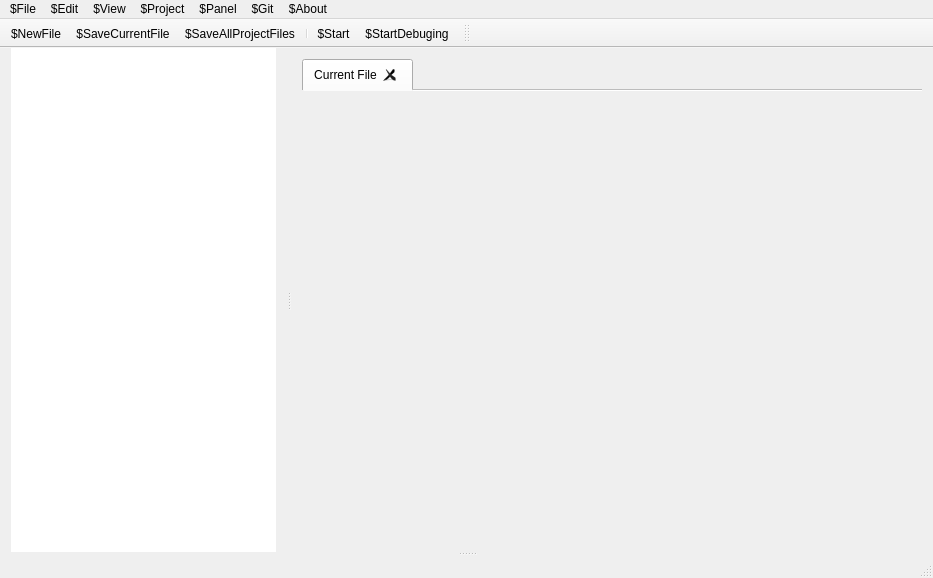
This is newVersion/SmartCode/smartcode.ui in shotInLeg/SmartCode as Qt 5 draws it before an edit. The edited form follows.
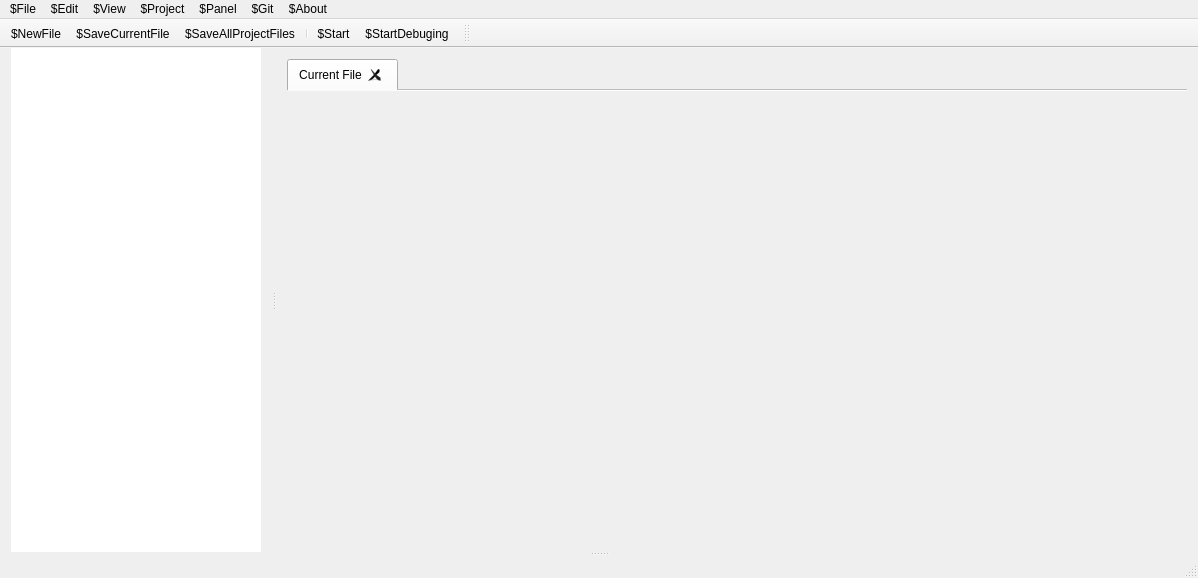
This is the edited form. Icons and pictures are not drawn.

The edit to the form file:
```diff
--- a/newVersion/SmartCode/smartcode.ui
+++ b/newVersion/SmartCode/smartcode.ui
@@ -6,7 +6,7 @@
    <rect>
     <x>0</x>
     <y>0</y>
-    <width>933</width>
+    <width>1061</width>
     <height>578</height>
    </rect>
   </property>
@@ -97,7 +97,7 @@
           <widget class="QTabWidget" name="twOpenedFiles">
            <property name="minimumSize">
             <size>
-             <width>600</width>
+             <width>900</width>
              <height>0</height>
             </size>
            </property>
@@ -156,7 +156,7 @@
     <rect>
      <x>0</x>
      <y>0</y>
-     <width>933</width>
+     <width>1061</width>
      <height>22</height>
     </rect>
    </property>
```
